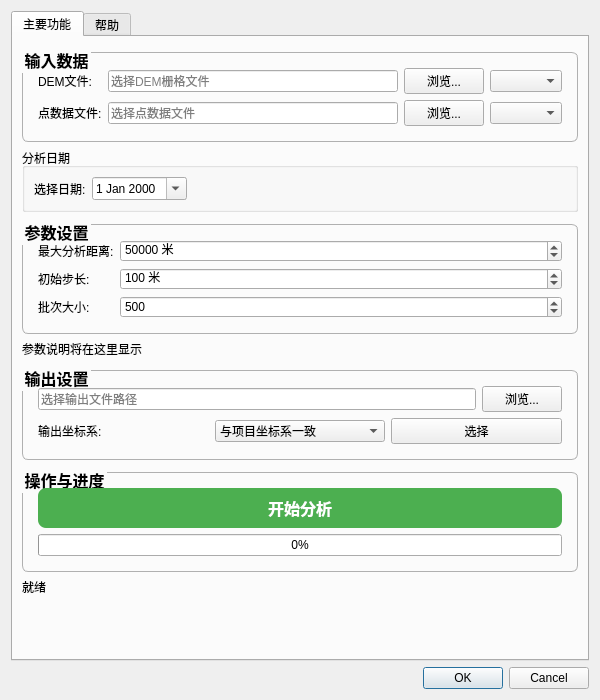
First picture: the form in sunshine01_dialog_base.ui, repository keydsa/sunshine, before the edit.
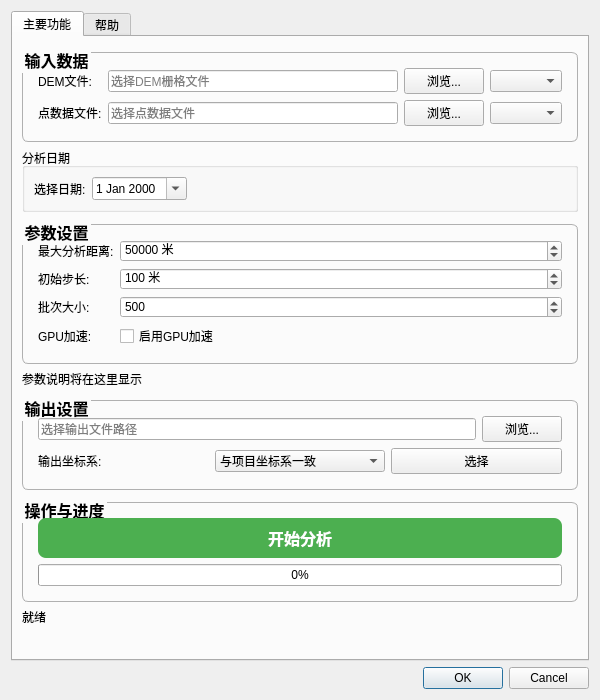
Second picture: the form after the edit. Icons and pictures are not drawn.

Commit message: 支持GPU加速

Diff of the .ui file:
```diff
--- a/sunshine01_dialog_base.ui
+++ b/sunshine01_dialog_base.ui
@@ -258,6 +258,26 @@
             </property>
            </widget>
           </item>
+          <item row="3" column="0">
+           <widget class="QLabel" name="labelGPU">
+            <property name="toolTip">
+             <string>启用GPU加速计算（需要安装CuPy）</string>
+            </property>
+            <property name="text">
+             <string>GPU加速:</string>
+            </property>
+           </widget>
+          </item>
+          <item row="3" column="1">
+           <widget class="QCheckBox" name="checkGPU">
+            <property name="toolTip">
+             <string>启用GPU加速计算，大幅提升处理速度（需要安装CuPy和CUDA）</string>
+            </property>
+            <property name="text">
+             <string>启用GPU加速</string>
+            </property>
+           </widget>
+          </item>
          </layout>
         </widget>
        </item>
```
The commit also changes 4 other files.
